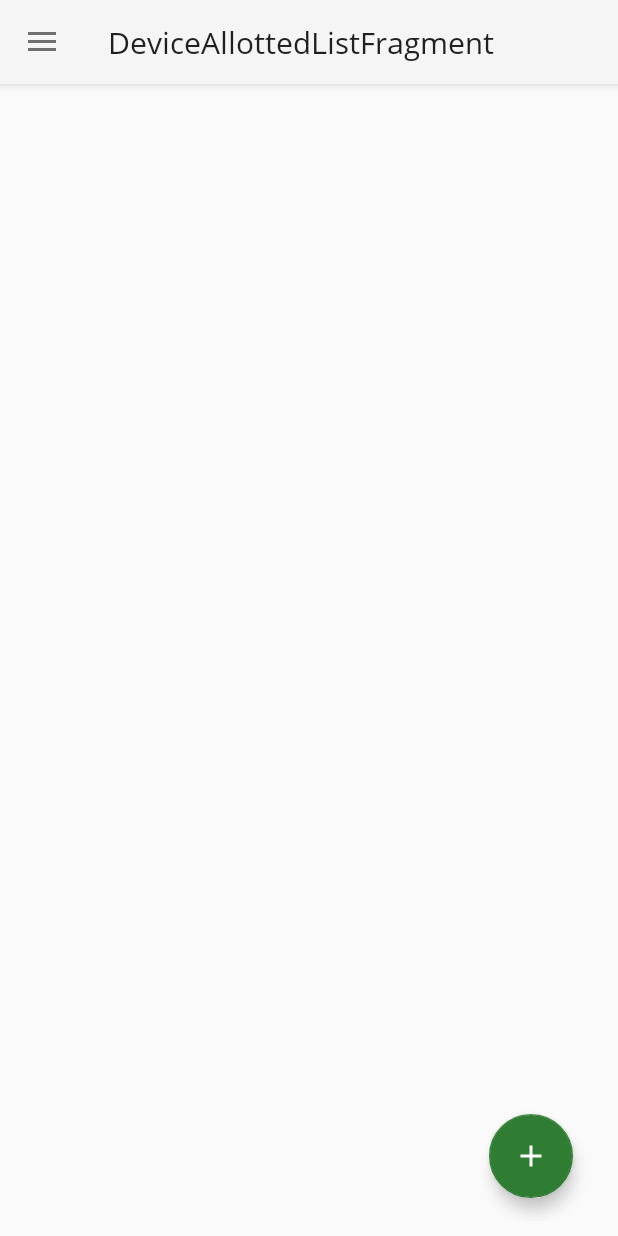
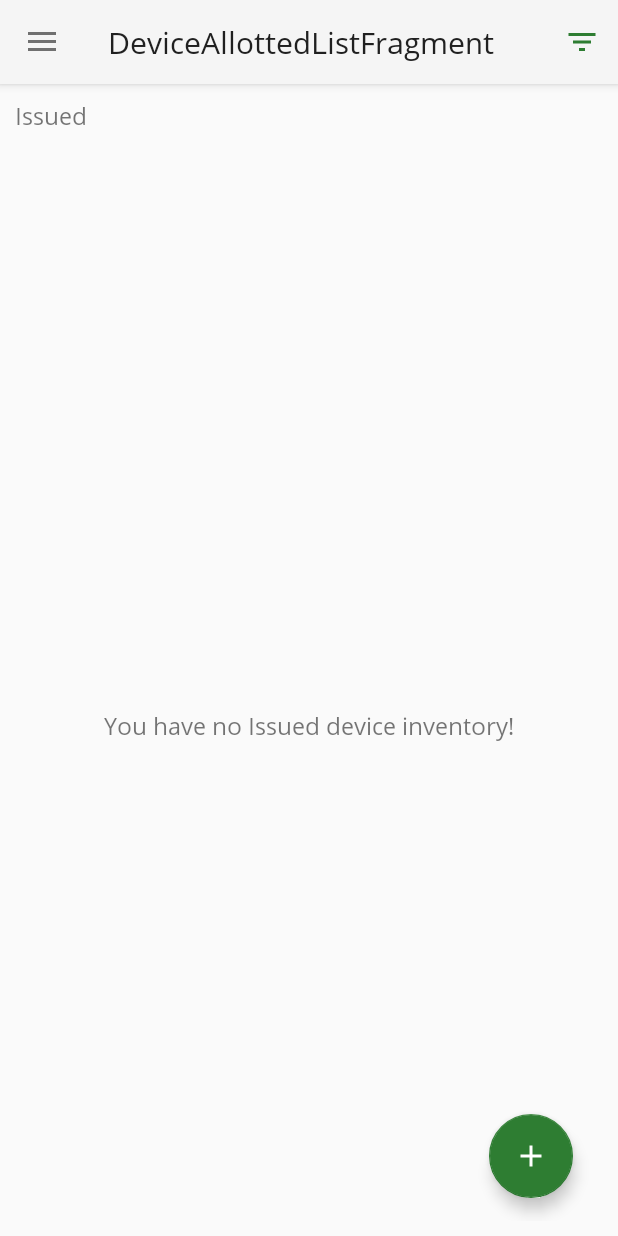
Before and after one commit to maheshtechastr/DeviceInventoryManagementSystem, an Android app: the DeviceAllottedListFragment screen opened through its navigation route, on a phone screen of 412 x 824 dp. Run offline under Robolectric (Android 15) with nearby library versions, the phone set to English and light mode, and no system bars; our stand-ins replace Dagger/Hilt's generated code, data binding, navigation-ui; 4 statements that could not run were skipped.

Commit message:
Working on filters

```diff
--- a/app/src/main/java/com/mpg/nagarro/deviceinventorymgmt/ui/inventory/DeviceAllottedListViewModel.kt
+++ b/app/src/main/java/com/mpg/nagarro/deviceinventorymgmt/ui/inventory/DeviceAllottedListViewModel.kt
@@ -1,11 +1,17 @@
 package com.mpg.nagarro.deviceinventorymgmt.ui.inventory
 
+import androidx.annotation.DrawableRes
+import androidx.annotation.StringRes
 import androidx.lifecycle.LiveData
+import androidx.lifecycle.MutableLiveData
+import androidx.lifecycle.Transformations
 import androidx.lifecycle.viewModelScope
+import com.mpg.nagarro.deviceinventorymgmt.R
 import com.mpg.nagarro.deviceinventorymgmt.base.BaseViewModel
 import com.mpg.nagarro.deviceinventorymgmt.data.Repository
 import com.mpg.nagarro.deviceinventorymgmt.data.entity.DeviceInventory
 import com.mpg.nagarro.deviceinventorymgmt.data.entity.DeviceStatus
+import com.mpg.nagarro.deviceinventorymgmt.util.Event
 import com.mpg.nagarro.deviceinventorymgmt.util.Utils
 import kotlinx.coroutines.launch
 import javax.inject.Inject
@@ -14,7 +20,38 @@ class DeviceAllottedListViewModel @Inject constructor(private val repository: Re
     BaseViewModel() {
     private val TAG = "DeviceAllottedListViewM"
 
-    val deviceInventoryList: LiveData<List<DeviceInventory>> = repository.getDeviceInventoryList()
+    private val _deviceInventoryList: LiveData<List<DeviceInventory>> =
+        repository.getDeviceInventoryList()
+    var deviceInventoryList: LiveData<List<DeviceInventory>> = _deviceInventoryList
+
+    private var currentFiltering = DeviceStatus.ISSUED
+
+    private val _openDeviceInventoryEvent = MutableLiveData<Event<String>>()
+    val openDeviceInventoryEvent: LiveData<Event<String>> = _openDeviceInventoryEvent
+
+    private val _newDeviceInventoryEvent = MutableLiveData<Event<Unit>>()
+    val newDeviceInventoryEvent: LiveData<Event<Unit>> = _newDeviceInventoryEvent
+
+    private val _currentFilteringLabel = MutableLiveData<Int>()
+    val currentFilteringLabel: LiveData<Int> = _currentFilteringLabel
+
+    private val _noDeviceInventoriesLabel = MutableLiveData<Int>()
+    val noDeviceInventoriesLabel: LiveData<Int> = _noDeviceInventoriesLabel
+
+    private val _noDeviceInventoryIconRes = MutableLiveData<Int>()
+    val noDeviceInventoryIconRes: LiveData<Int> = _noDeviceInventoryIconRes
+
+    private val _tasksAddViewVisible = MutableLiveData<Boolean>()
+    val tasksAddViewVisible: LiveData<Boolean> = _tasksAddViewVisible
+
+    // This LiveData depends on another so we can use a transformation.
+    val empty: LiveData<Boolean> = Transformations.map(_deviceInventoryList) {
+        it.isEmpty()
+    }
+
+    init {
+        setFiltering(currentFiltering)
+    }
 
     fun updateDeviceStatus(deviceInventory: DeviceInventory, deviceStatus: DeviceStatus) {
         var result: Int
@@ -49,9 +86,90 @@ class DeviceAllottedListViewModel @Inject constructor(private val repository: Re
                     }
                 }
             }
-
-
         }
     }
 
+    fun setFiltering(requestType: DeviceStatus) {
+        currentFiltering = requestType
+
+        // Depending on the filter type, set the filtering label, icon drawables, etc.
+        when (requestType) {
+            DeviceStatus.ISSUED -> {
+                setFilter(
+                    R.string.issued_menu_filter, R.string.no_issued_inventory,
+                    R.drawable.logo_no_fill, true
+                )
+            }
+            DeviceStatus.LOST -> {
+                setFilter(
+                    R.string.lost_menu_filter, R.string.no_lost_inventory,
+                    R.drawable.logo_no_fill, true
+                )
+            }
+            DeviceStatus.RETURNED ->{
+                setFilter(
+                    R.string.returned_menu_filter, R.string.no_returned_inventory,
+                    R.drawable.logo_no_fill, true
+                )
+            }
+            DeviceStatus.AVAILABLE -> {
+                setFilter(
+                    R.string.all_menu_filter, R.string.no_inventory,
+                    R.drawable.logo_no_fill, true
+                )
+            }
+        }
+    }
+
+    private fun setFilter(
+        @StringRes filteringLabelString: Int, @StringRes noDeviceInventorysLabelString: Int,
+        @DrawableRes noDeviceInventoryIconDrawable: Int, tasksAddVisible: Boolean
+    ) {
+        _currentFilteringLabel.value = filteringLabelString
+        _noDeviceInventoriesLabel.value = noDeviceInventorysLabelString
+        _noDeviceInventoryIconRes.value = noDeviceInventoryIconDrawable
+        _tasksAddViewVisible.value = tasksAddVisible
+    }
+
+    /**
+     * Called by the Data Binding library and the FAB's click listener.
+     */
+    fun addNewDeviceInventory() {
+        _newDeviceInventoryEvent.value = Event(Unit)
+    }
+
+    /**
+     * Called by Data Binding.
+     */
+    fun openDeviceInventory(taskId: String) {
+        _openDeviceInventoryEvent.value = Event(taskId)
+    }
+
+    private fun filterItems(
+        inventories: List<DeviceInventory>,
+        filteringType: DeviceStatus
+    ): List<DeviceInventory> {
+        val inventoriesToShow = ArrayList<DeviceInventory>()
+        // We filter the tasks based on the requestType
+        for (inventory in inventories) {
+            when (filteringType) {
+                DeviceStatus.ISSUED -> {
+                    if (inventory.status == Utils.enumToIntDeviceStatus(DeviceStatus.ISSUED))
+                        inventoriesToShow.add(inventory)
+                }
+                DeviceStatus.LOST -> {
+                    if (inventory.status == Utils.enumToIntDeviceStatus(DeviceStatus.LOST))
+                        inventoriesToShow.add(inventory)
+                }
+                DeviceStatus.RETURNED -> {
+                    if (inventory.status == Utils.enumToIntDeviceStatus(DeviceStatus.RETURNED))
+                        inventoriesToShow.add(inventory)
+                }
+                DeviceStatus.AVAILABLE -> {
+                    inventoriesToShow.add(inventory)
+                }
+            }
+        }
+        return inventoriesToShow
+    }
 }
--- a/app/src/main/java/com/mpg/nagarro/deviceinventorymgmt/ui/inventory/adapter/DeviceInventoryListBindings.kt
+++ b/app/src/main/java/com/mpg/nagarro/deviceinventorymgmt/ui/inventory/adapter/DeviceInventoryListBindings.kt
@@ -4,6 +4,7 @@ import android.annotation.SuppressLint
 import android.graphics.Color
 import android.view.View
 import android.widget.CheckBox
+import android.widget.ImageView
 import android.widget.TextView
 import androidx.databinding.BindingAdapter
 import androidx.recyclerview.widget.RecyclerView
@@ -41,3 +42,17 @@ fun changeAlertColor(viewGroup: View, deviceInventory: DeviceInventory) {
         viewGroup.setBackgroundColor(Color.parseColor("#9DCDB6"))
     }
 }
+
+@BindingAdapter("app:textR")
+fun setTextR(textView: TextView, res: Int) {
+    try {
+        textView.text = textView.context.getString(res)
+    } catch (e: Exception) {
+        e.printStackTrace()
+    }
+}
+
+@BindingAdapter("app:source")
+fun setImageResourceR(imageView: ImageView, res: Int) {
+    imageView.setImageResource(res)
+}
--- a/app/src/main/res/layout/device_allotted_list_fragment.xml
+++ b/app/src/main/res/layout/device_allotted_list_fragment.xml
@@ -4,9 +4,12 @@
     xmlns:tools="http://schemas.android.com/tools">
 
     <data>
-    <variable
-        name="viewmodel"
-        type="com.mpg.nagarro.deviceinventorymgmt.ui.inventory.DeviceAllottedListViewModel" />
+
+        <import type="android.view.View" />
+
+        <variable
+            name="viewmodel"
+            type="com.mpg.nagarro.deviceinventorymgmt.ui.inventory.DeviceAllottedListViewModel" />
     </data>
 
     <androidx.constraintlayout.widget.ConstraintLayout
@@ -15,16 +18,54 @@
         android:padding="@dimen/constraints_padding"
         tools:context=".ui.inventory.DeviceAllottedListFragment">
 
+        <TextView
+            android:id="@+id/tv_page_title"
+            android:layout_width="match_parent"
+            android:layout_height="60dp"
+            android:hint="@string/app_name"
+            app:layout_constraintBottom_toTopOf="@id/inventory_list"
+            app:textR="@{viewmodel.currentFilteringLabel}"
+            app:layout_constraintTop_toTopOf="parent" />
 
         <androidx.recyclerview.widget.RecyclerView
+            android:id="@+id/inventory_list"
             android:layout_width="match_parent"
-            android:id="@+id/inventory_list"
-            android:layout_height="match_parent"
+            android:layout_height="wrap_content"
+            android:visibility="@{viewmodel.empty ? View.GONE : View.VISIBLE}"
+            app:items="@{viewmodel.deviceInventoryList}"
+            app:layoutManager="androidx.recyclerview.widget.LinearLayoutManager"
             app:layout_constraintStart_toStartOf="parent"
-            app:layout_constraintTop_toTopOf="parent"
-            app:layoutManager="androidx.recyclerview.widget.LinearLayoutManager"
-            app:items="@{viewmodel.deviceInventoryList}"
+            app:layout_constraintTop_toBottomOf="@id/tv_page_title"
             tools:listitem="@layout/inventory_list_item" />
+
+        <LinearLayout
+            android:id="@+id/no_inventory_layout"
+            android:layout_width="wrap_content"
+            android:layout_height="wrap_content"
+            android:layout_centerInParent="true"
+            android:orientation="vertical"
+            android:visibility="@{viewmodel.empty ? View.VISIBLE : View.GONE}"
+            app:layout_constraintBottom_toBottomOf="parent"
+            app:layout_constraintEnd_toEndOf="parent"
+            app:layout_constraintStart_toStartOf="parent"
+            app:layout_constraintTop_toTopOf="parent">
+
+            <ImageView
+                android:id="@+id/no_tasks_icon"
+                android:layout_width="96dp"
+                android:layout_height="96dp"
+                android:layout_gravity="center"
+                android:contentDescription="@string/app_name"
+                />
+
+            <TextView
+                android:id="@+id/no_tasks_text"
+                android:layout_width="wrap_content"
+                android:layout_height="wrap_content"
+                android:layout_gravity="center"
+                android:layout_marginBottom="@dimen/list_item_padding"
+                app:textR="@{viewmodel.noDeviceInventoriesLabel}" />
+        </LinearLayout>
 
         <com.google.android.material.floatingactionbutton.FloatingActionButton
             android:id="@+id/floatingActionButton"
--- /dev/null
+++ b/app/src/main/res/menu/filter_inventory.xml
@@ -0,0 +1,20 @@
+<?xml version="1.0" encoding="utf-8"?>
+<menu xmlns:android="http://schemas.android.com/apk/res/android"
+    xmlns:app="http://schemas.android.com/apk/res-auto">
+    <item
+        android:id="@+id/menu_all_filter"
+        android:title="@string/all_menu_filter"
+        app:showAsAction="never" />
+    <item
+        android:id="@+id/menu_issued_filter"
+        android:title="@string/issued_menu_filter"
+        app:showAsAction="never" />
+    <item
+        android:id="@+id/menu_returned_filter"
+        android:title="@string/returned_menu_filter"
+        app:showAsAction="never" />
+    <item
+        android:id="@+id/menu_lost_filter"
+        android:title="@string/lost_menu_filter"
+        app:showAsAction="never" />
+</menu>
--- /dev/null
+++ b/app/src/main/res/menu/inventory_fragment_menu.xml
@@ -0,0 +1,10 @@
+<?xml version="1.0" encoding="utf-8"?>
+<menu xmlns:android="http://schemas.android.com/apk/res/android"
+    xmlns:app="http://schemas.android.com/apk/res-auto">
+    <item
+        android:id="@+id/menu_filter"
+        android:icon="@drawable/ic_filter_list"
+        android:title="@string/all_menu_filter"
+        app:showAsAction="always" />
+
+</menu>
--- a/app/src/main/res/values/strings.xml
+++ b/app/src/main/res/values/strings.xml
@@ -26,5 +26,15 @@
     <!-- Content Descriptions -->
     <string name="header_image_content_description">Device Inventory header image</string>
 
+    <!--*******************************Filter***************-->
+    <string name="issued_menu_filter">Issued</string>
+    <string name="returned_menu_filter">Returned</string>
+    <string name="lost_menu_filter">Lost</string>
+    <string name="all_menu_filter">All</string>
+
+    <string name="no_returned_inventory">You have no returned device inventory!</string>
+    <string name="no_issued_inventory">You have no Issued device inventory!</string>
+    <string name="no_lost_inventory">You have no Lost device inventory!</string>
+    <string name="no_inventory">You have no device inventory!</string>
 
 </resources>
```
Also changed, not shown: app/src/main/java/com/mpg/nagarro/deviceinventorymgmt/ui/inventory/DeviceAllottedListFragment.kt (+86 -5 lines), app/src/main/java/com/mpg/nagarro/deviceinventorymgmt/util/Event.kt (added, +45 -0 lines).
